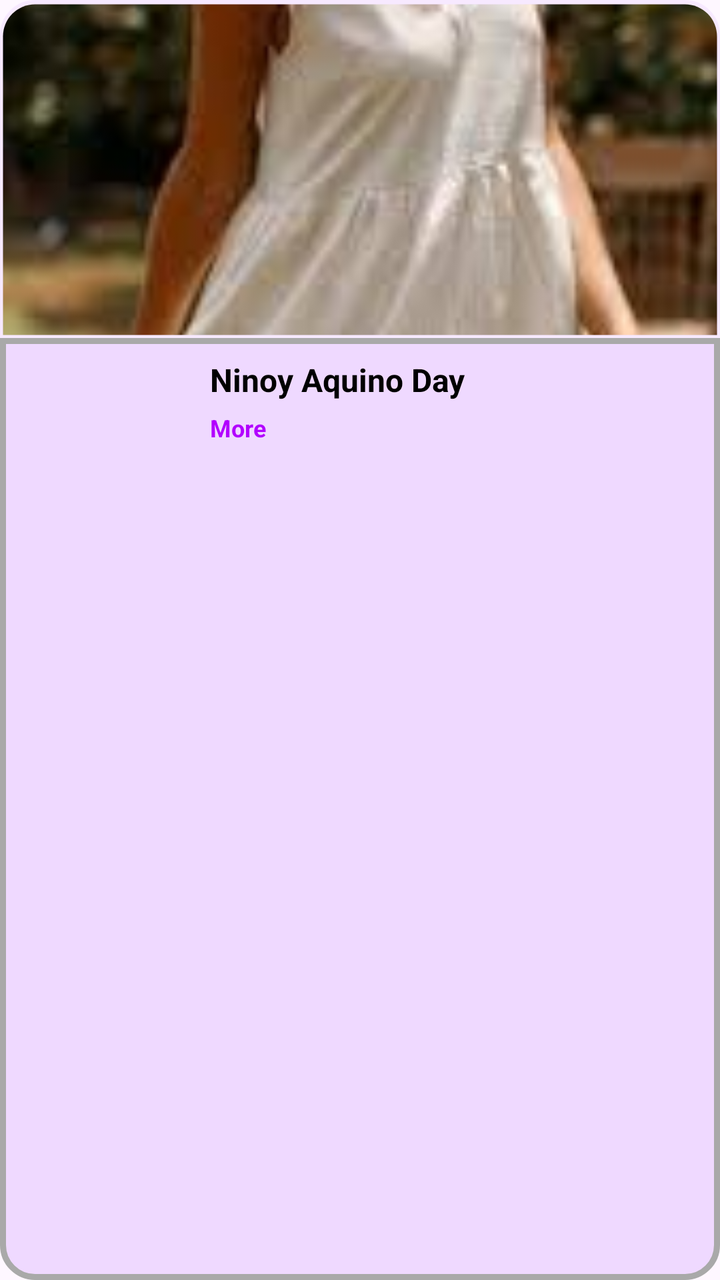
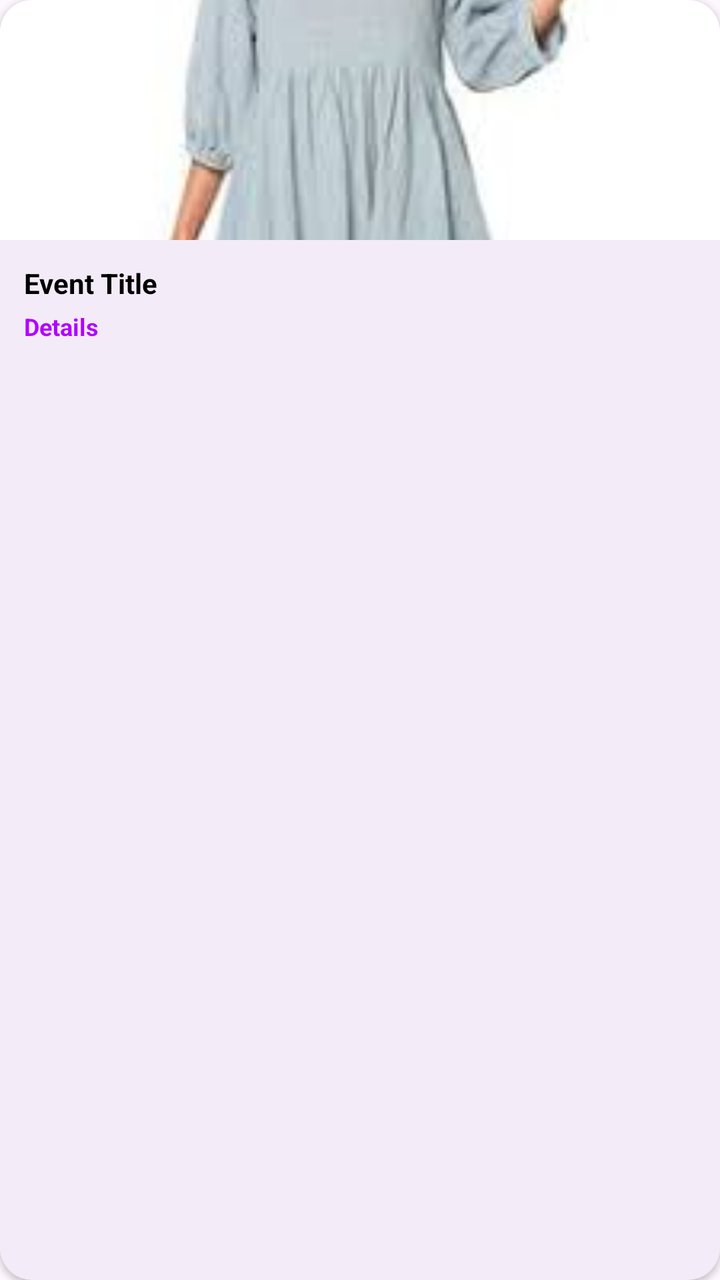

Before-and-after screenshots of an Android layout around one commit, followed by the original layout XML and the change that was made.
<!-- AndroidManifest.xml: application theme Theme.Project -->
<!-- res/layout/e3_calendar_item_event.xml -->
<?xml version="1.0" encoding="utf-8"?>
<LinearLayout xmlns:android="http://schemas.android.com/apk/res/android"
    xmlns:app="http://schemas.android.com/apk/res-auto"
    xmlns:tools="http://schemas.android.com/tools"
    android:layout_width="180dp"
    android:layout_height="240dp"
    android:layout_gravity="center"
    android:layout_marginEnd="10dp"
    android:orientation="vertical">


    <LinearLayout
        android:layout_width="match_parent"
        android:layout_height="169dp"
        android:background="@drawable/calendar_inside_roundcorner"
        android:orientation="vertical"
        android:paddingTop="0.5dp">

        <ImageView
            android:id="@+id/eventImage"
            android:layout_width="match_parent"
            android:layout_height="match_parent"
            android:layout_gravity="center"
            android:adjustViewBounds="true"
            android:background="@drawable/calendar_inside_roundcorner"
            android:clipToOutline="true"
            android:contentDescription="Event image"
            android:scaleType="centerCrop"
            app:srcCompat="@drawable/image3" />

    </LinearLayout>

    <LinearLayout
        android:layout_width="match_parent"
        android:layout_height="match_parent"
        android:background="@drawable/calendar_outside_roundcorner"
        android:orientation="vertical">

        <LinearLayout
            android:layout_width="150dp"
            android:layout_height="60dp"
            android:layout_gravity="center_horizontal"
            android:orientation="vertical">

            <TextView
                android:id="@+id/eventTitle"
                android:layout_width="wrap_content"
                android:layout_height="wrap_content"
                android:layout_marginTop="10dp"
                android:ellipsize="end"
                android:maxLines="1"
                android:text="Ninoy Aquino Day"
                android:textColor="@color/black"
                android:textSize="16sp"
                android:textStyle="bold" />

            <TextView
                android:id="@+id/eventMore"
                android:layout_width="wrap_content"
                android:layout_height="wrap_content"
                android:layout_marginTop="5dp"
                android:text="More"
                android:textColor="@color/pure_color"
                android:textSize="12sp"
                android:textStyle="bold" />
        </LinearLayout>
    </LinearLayout>


</LinearLayout>
<!-- resources referenced by this layout -->
<resources>
  <color name="black">#FF000000</color>
  <color name="pure_color">#B200FF</color>
  <!-- drawable calendar_inside_roundcorner (drawable) -->
  <?xml version="1.0" encoding="utf-8"?>
  <shape xmlns:android="http://schemas.android.com/apk/res/android">
      <solid android:color="#0000"/> 
      <corners
          android:topLeftRadius="16dp"
          android:topRightRadius="16dp" /> 
  
      <stroke
          android:color="@color/nav"
          android:width="3dp" />
  
  </shape>
  <!-- drawable calendar_outside_roundcorner (drawable) -->
  <?xml version="1.0" encoding="utf-8"?>
  <shape xmlns:android="http://schemas.android.com/apk/res/android">
      <solid android:color="#EFD9FF"/> 
      <corners
          android:bottomLeftRadius="16dp"
          android:bottomRightRadius="16dp" />  
  
      <stroke
          android:color="#A9A9A9"
          android:width="3dp" />
  </shape>
  <!-- drawable image3: jpg bitmap (drawable, 8535 bytes) -->
  <style name="Theme.Project" parent="Base.Theme.Project" />
  <color name="nav">#8FF2DFFF</color>
  <style name="Base.Theme.Project" parent="Theme.Material3.DayNight.NoActionBar">
          
          
      </style>
</resources>

<!-- the commit's change to res/layout/e3_calendar_item_event.xml (unified diff, before → after) -->
@@ -1,70 +1,53 @@
 <?xml version="1.0" encoding="utf-8"?>
-<LinearLayout xmlns:android="http://schemas.android.com/apk/res/android"
+<com.google.android.material.card.MaterialCardView xmlns:android="http://schemas.android.com/apk/res/android"
     xmlns:app="http://schemas.android.com/apk/res-auto"
-    xmlns:tools="http://schemas.android.com/tools"
-    android:layout_width="180dp"
-    android:layout_height="240dp"
-    android:layout_gravity="center"
-    android:layout_marginEnd="10dp"
-    android:orientation="vertical">
-
+    android:layout_width="160dp"
+    android:layout_height="wrap_content"
+    android:layout_marginEnd="12dp"
+    android:layout_marginBottom="8dp"
+    app:cardCornerRadius="16dp"
+    app:cardElevation="2dp"
+    app:strokeWidth="0dp">
 
     <LinearLayout
         android:layout_width="match_parent"
-        android:layout_height="169dp"
-        android:background="@drawable/calendar_inside_roundcorner"
-        android:orientation="vertical"
-        android:paddingTop="0.5dp">
+        android:layout_height="wrap_content"
+        android:orientation="vertical">
 
         <ImageView
             android:id="@+id/eventImage"
             android:layout_width="match_parent"
-            android:layout_height="match_parent"
-            android:layout_gravity="center"
-            android:adjustViewBounds="true"
-            android:background="@drawable/calendar_inside_roundcorner"
-            android:clipToOutline="true"
-            android:contentDescription="Event image"
+            android:layout_height="120dp"
             android:scaleType="centerCrop"
-            app:srcCompat="@drawable/image3" />
-
-    </LinearLayout>
-
-    <LinearLayout
-        android:layout_width="match_parent"
-        android:layout_height="match_parent"
-        android:background="@drawable/calendar_outside_roundcorner"
-        android:orientation="vertical">
+            android:src="@drawable/image1" />
 
         <LinearLayout
-            android:layout_width="150dp"
-            android:layout_height="60dp"
-            android:layout_gravity="center_horizontal"
-            android:orientation="vertical">
+            android:layout_width="match_parent"
+            android:layout_height="wrap_content"
+            android:orientation="vertical"
+            android:padding="12dp">
 
             <TextView
                 android:id="@+id/eventTitle"
-                android:layout_width="wrap_content"
+                android:layout_width="match_parent"
                 android:layout_height="wrap_content"
-                android:layout_marginTop="10dp"
                 android:ellipsize="end"
                 android:maxLines="1"
-                android:text="Ninoy Aquino Day"
+                android:text="Event Title"
                 android:textColor="@color/black"
-                android:textSize="16sp"
+                android:textSize="14sp"
                 android:textStyle="bold" />
 
             <TextView
                 android:id="@+id/eventMore"
                 android:layout_width="wrap_content"
                 android:layout_height="wrap_content"
-                android:layout_marginTop="5dp"
-                android:text="More"
+                android:layout_marginTop="4dp"
+                android:text="Details"
                 android:textColor="@color/pure_color"
                 android:textSize="12sp"
                 android:textStyle="bold" />
         </LinearLayout>
     </LinearLayout>
 
-
-</LinearLayout>
+</com.google.android.material.card.MaterialCardView>
<!-- resource entries referenced after the edit -->
@@ -2,34 +2,8 @@
 <resources>
   <color name="black">#FF000000</color>
   <color name="pure_color">#B200FF</color>
-  <!-- drawable calendar_inside_roundcorner (drawable) -->
-  <?xml version="1.0" encoding="utf-8"?>
-  <shape xmlns:android="http://schemas.android.com/apk/res/android">
-      <solid android:color="#0000"/> 
-      <corners
-          android:topLeftRadius="16dp"
-          android:topRightRadius="16dp" /> 
-  
-      <stroke
-          android:color="@color/nav"
-          android:width="3dp" />
-  
-  </shape>
-  <!-- drawable calendar_outside_roundcorner (drawable) -->
-  <?xml version="1.0" encoding="utf-8"?>
-  <shape xmlns:android="http://schemas.android.com/apk/res/android">
-      <solid android:color="#EFD9FF"/> 
-      <corners
-          android:bottomLeftRadius="16dp"
-          android:bottomRightRadius="16dp" />  
-  
-      <stroke
-          android:color="#A9A9A9"
-          android:width="3dp" />
-  </shape>
-  <!-- drawable image3: jpg bitmap (drawable, 8535 bytes) -->
+  <!-- drawable image1: jpg bitmap (drawable, 4875 bytes) -->
   <style name="Theme.Project" parent="Base.Theme.Project" />
-  <color name="nav">#8FF2DFFF</color>
   <style name="Base.Theme.Project" parent="Theme.Material3.DayNight.NoActionBar">
           
           
